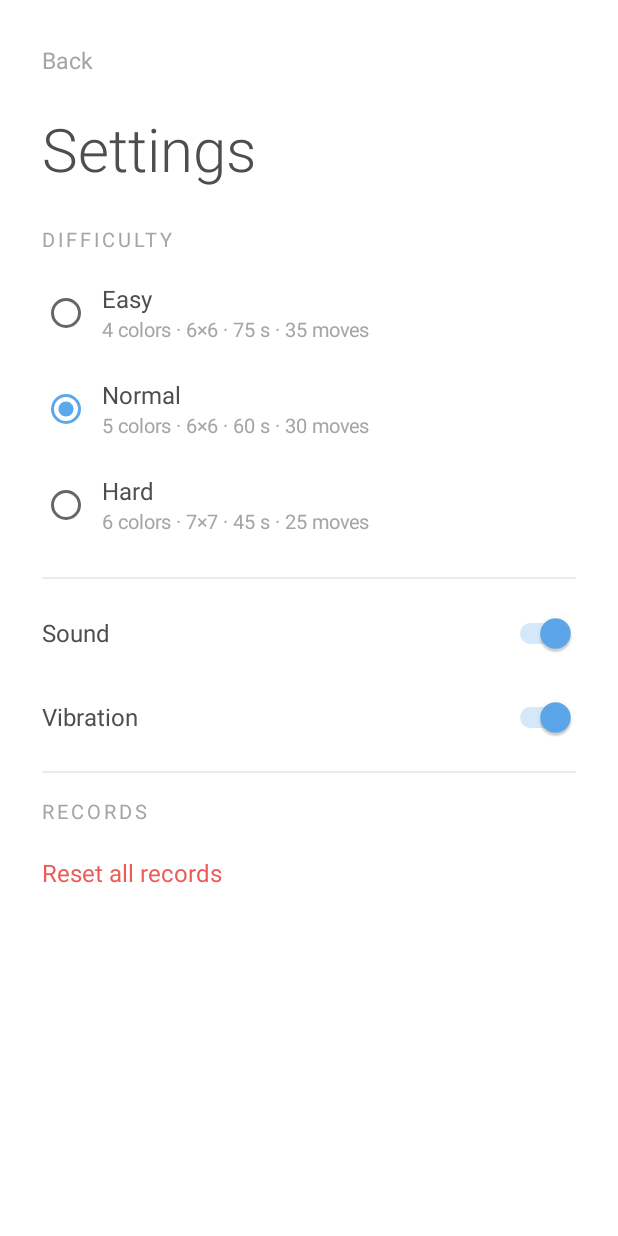
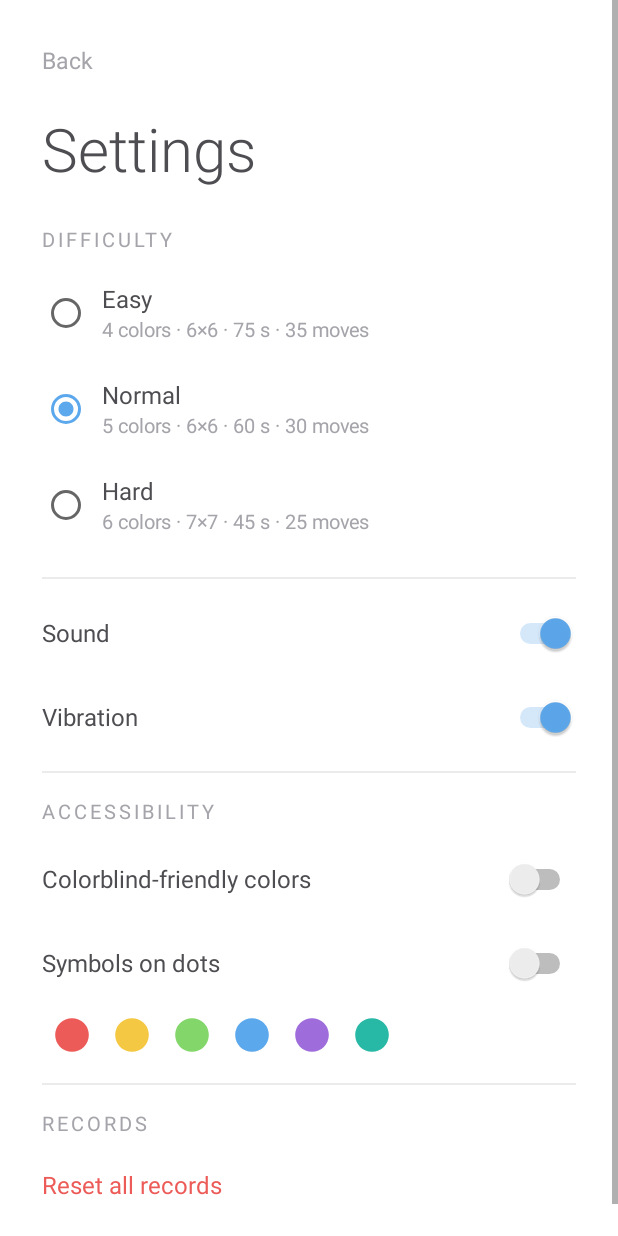
Before and after one commit to psIQos/spheres, an Android app: the screen it shows after launch (SettingsActivity), after a tap on "Settings", on a phone screen of 412 x 824 dp. Run offline under Robolectric (Android 15) with nearby library versions, the phone set to English and light mode, and no system bars.

Commit message:
Accessibility: colorblind-friendly colors and symbols on dots (refs #18)
Two independent switches in a new "Accessibility" section of the settings,
with a live preview row:

- Colorblind-friendly colors: a second palette in the same hue order whose
  six colors stay at least ΔE 30 apart under simulated protanopia,
  deuteranopia and tritanopia (standard blue/purple: ΔE 10 for deutans).
- Symbols on dots: each color carries its own shape (triangle, dot, square,
  plus, ring, star) in white or dark ink, whichever contrasts more; dots
  grow slightly to make room.

Palette moves into an Android-free file and gets unit tests; play.py
switches both on, checks palette and symbols on the board, then off again.

Co-Authored-By: Claude Opus 5.5 <noreply@anthropic.com>
Claude-Session: https://claude.ai/code/session_015hwSUVgPtCNbeCHzibKdWz

```diff
--- a/app/src/main/java/com/psiqos/spheres/DotRowView.kt
+++ b/app/src/main/java/com/psiqos/spheres/DotRowView.kt
@@ -5,19 +5,34 @@ import android.graphics.Canvas
 import android.graphics.Paint
 import android.util.AttributeSet
 import android.view.View
+import com.psiqos.spheres.game.DotSymbols
 import com.psiqos.spheres.game.Palette
 
-/** Decorative row of the five dot colors. */
+/** Decorative row of the dot colors. */
 class DotRowView @JvmOverloads constructor(context: Context, attrs: AttributeSet? = null) : View(context, attrs) {
     private val paint = Paint(Paint.ANTI_ALIAS_FLAG)
+    private val dotSymbols = DotSymbols()
+
+    var count = 5
+        set(value) {
+            field = value
+            invalidate()
+        }
+
+    /** Draws the dot symbols, as on the board when switched on in the settings. */
+    var symbols = false
+        set(value) {
+            field = value
+            invalidate()
+        }
 
     override fun onDraw(canvas: Canvas) {
-        val count = 5
         val step = width / count.toFloat()
         val radius = minOf(step * 0.28f, height / 2f)
         for (i in 0 until count) {
             paint.color = Palette.dot(i)
             canvas.drawCircle(step * (i + 0.5f), height / 2f, radius, paint)
+            if (symbols) dotSymbols.draw(canvas, i, step * (i + 0.5f), height / 2f, radius)
         }
     }
 }
--- a/app/src/main/java/com/psiqos/spheres/GameActivity.kt
+++ b/app/src/main/java/com/psiqos/spheres/GameActivity.kt
@@ -76,6 +76,7 @@ class GameActivity : Activity(), GameView.Listener {
 
     override fun onCreate(savedInstanceState: Bundle?) {
         super.onCreate(savedInstanceState)
+        Palette.colorblind = Prefs.colorblindColors(this) // before the views pick their colors
         setContentView(R.layout.activity_game)
         mode = runCatching { GameMode.valueOf(intent.getStringExtra(GameMode.EXTRA)!!) }.getOrDefault(GameMode.TIMED)
 
@@ -119,6 +120,7 @@ class GameActivity : Activity(), GameView.Listener {
         Sound.enabled = Prefs.soundEnabled(this)
         Sound.load(this)
         gameView.haptics.enabled = Prefs.vibrationEnabled(this)
+        gameView.symbols = Prefs.dotSymbols(this)
         gameView.listener = this
 
         val saved = Prefs.savedGame(this, mode)
--- a/app/src/main/java/com/psiqos/spheres/GameMode.kt
+++ b/app/src/main/java/com/psiqos/spheres/GameMode.kt
@@ -100,6 +100,18 @@ object Prefs {
 
     fun setSoundEnabled(context: Context, enabled: Boolean) =
         prefs(context).edit().putBoolean("sound", enabled).apply()
+
+    /** Colors that stay distinct with color blindness, see [com.psiqos.spheres.game.Palette.COLORBLIND]. */
+    fun colorblindColors(context: Context): Boolean = prefs(context).getBoolean("colorblind_colors", false)
+
+    fun setColorblindColors(context: Context, enabled: Boolean) =
+        prefs(context).edit().putBoolean("colorblind_colors", enabled).apply()
+
+    /** A symbol on each dot, so colors can be told apart by shape. */
+    fun dotSymbols(context: Context): Boolean = prefs(context).getBoolean("dot_symbols", false)
+
+    fun setDotSymbols(context: Context, enabled: Boolean) =
+        prefs(context).edit().putBoolean("dot_symbols", enabled).apply()
 }
 
 val Difficulty.label: Int
--- a/app/src/main/java/com/psiqos/spheres/MainActivity.kt
+++ b/app/src/main/java/com/psiqos/spheres/MainActivity.kt
@@ -5,6 +5,7 @@ import android.content.Intent
 import android.os.Bundle
 import android.view.View
 import android.widget.TextView
+import com.psiqos.spheres.game.Palette
 
 class MainActivity : Activity() {
 
@@ -48,6 +49,11 @@ class MainActivity : Activity() {
     }
 
     private fun refresh() {
+        Palette.colorblind = Prefs.colorblindColors(this)
+        findViewById<DotRowView>(R.id.dot_row).apply {
+            symbols = Prefs.dotSymbols(this@MainActivity)
+            invalidate()
+        }
         val difficulty = Prefs.difficulty(this)
         findViewById<TextView>(R.id.difficulty_summary).text =
             getString(R.string.difficulty, getString(difficulty.label))
--- a/app/src/main/java/com/psiqos/spheres/SettingsActivity.kt
+++ b/app/src/main/java/com/psiqos/spheres/SettingsActivity.kt
@@ -12,6 +12,7 @@ import android.widget.RadioGroup
 import android.widget.Switch
 import android.widget.Toast
 import com.psiqos.spheres.game.Haptics
+import com.psiqos.spheres.game.Palette
 
 class SettingsActivity : Activity() {
 
@@ -23,6 +24,7 @@ class SettingsActivity : Activity() {
 
     override fun onCreate(savedInstanceState: Bundle?) {
         super.onCreate(savedInstanceState)
+        Palette.colorblind = Prefs.colorblindColors(this)
         setContentView(R.layout.activity_settings)
 
         findViewById<android.view.View>(R.id.settings_back).setOnClickListener { finish() }
@@ -49,6 +51,26 @@ class SettingsActivity : Activity() {
             }
         }
 
+        val preview = findViewById<DotRowView>(R.id.accessibility_preview).apply {
+            count = Palette.STANDARD.size
+            symbols = Prefs.dotSymbols(this@SettingsActivity)
+        }
+        findViewById<Switch>(R.id.colorblind_switch).apply {
+            isChecked = Prefs.colorblindColors(this@SettingsActivity)
+            setOnCheckedChangeListener { _, on ->
+                Prefs.setColorblindColors(this@SettingsActivity, on)
+                Palette.colorblind = on
+                preview.invalidate()
+            }
+        }
+        findViewById<Switch>(R.id.symbols_switch).apply {
+            isChecked = Prefs.dotSymbols(this@SettingsActivity)
+            setOnCheckedChangeListener { _, on ->
+                Prefs.setDotSymbols(this@SettingsActivity, on)
+                preview.symbols = on
+            }
+        }
+
         findViewById<android.view.View>(R.id.reset_records).setOnClickListener {
             AlertDialog.Builder(this)
                 .setMessage(R.string.reset_records_confirm)
--- /dev/null
+++ b/app/src/main/java/com/psiqos/spheres/game/Palette.kt
@@ -0,0 +1,65 @@
+package com.psiqos.spheres.game
+
+import kotlin.math.pow
+
+/** Shape drawn on a dot so colors can be told apart without seeing them. */
+enum class Symbol { TRIANGLE, DOT, SQUARE, PLUS, RING, STAR }
+
+/** Dot colors. Android-free, so the colors can be checked in unit tests. */
+object Palette {
+    val STANDARD = intArrayOf(
+        0xFFEC5B57.toInt(), // red
+        0xFFF4C842.toInt(), // yellow
+        0xFF83D66A.toInt(), // green
+        0xFF5CA8EC.toInt(), // blue
+        0xFF9E6CDB.toInt(), // purple
+        0xFF27B9A6.toInt(), // teal (hard only), in the widest hue gap between green and blue
+    )
+
+    /**
+     * Same hues in the same order, chosen so that all six stay far apart in lightness or hue
+     * also for red-green (protan, deutan) and blue-yellow (tritan) color blindness.
+     */
+    val COLORBLIND = intArrayOf(
+        0xFFEE1A10.toInt(), // red
+        0xFFFFCD00.toInt(), // yellow
+        0xFF88B871.toInt(), // green
+        0xFF224DCE.toInt(), // blue
+        0xFFB00864.toInt(), // purple (magenta)
+        0xFF06E0FF.toInt(), // cyan
+    )
+
+    /** Switched in the settings. */
+    var colorblind = false
+
+    fun dot(index: Int): Int {
+        val dots = if (colorblind) COLORBLIND else STANDARD
+        return dots[index.mod(dots.size)]
+    }
+
+    fun symbol(index: Int): Symbol = Symbol.entries[index.mod(Symbol.entries.size)]
+
+    /** Color of a symbol on a dot of [color]: dark on light dots, white on dark ones. */
+    fun ink(color: Int): Int = if (contrast(color, WHITE) >= contrast(color, DARK)) WHITE else DARK
+
+    fun withAlpha(color: Int, alpha: Int): Int = (alpha.coerceIn(0, 255) shl 24) or (color and 0xFFFFFF)
+
+    /** Relative luminance (WCAG 2) of an opaque color. */
+    fun luminance(color: Int): Double {
+        fun channel(shift: Int): Double {
+            val c = (color shr shift and 0xFF) / 255.0
+            return if (c <= 0.04045) c / 12.92 else ((c + 0.055) / 1.055).pow(2.4)
+        }
+        return 0.2126 * channel(16) + 0.7152 * channel(8) + 0.0722 * channel(0)
+    }
+
+    /** Contrast ratio (WCAG 2) between two opaque colors, from 1 to 21. */
+    fun contrast(a: Int, b: Int): Double {
+        val la = luminance(a)
+        val lb = luminance(b)
+        return (maxOf(la, lb) + 0.05) / (minOf(la, lb) + 0.05)
+    }
+
+    private const val WHITE = 0xFFFFFFFF.toInt()
+    private const val DARK = 0xFF2E2E33.toInt()
+}
--- a/app/src/main/res/layout/activity_main.xml
+++ b/app/src/main/res/layout/activity_main.xml
@@ -17,6 +17,7 @@
         android:paddingBottom="24dp">
 
         <com.psiqos.spheres.DotRowView
+            android:id="@+id/dot_row"
             android:layout_width="200dp"
             android:layout_height="28dp" />
 
--- a/app/src/main/res/layout/activity_settings.xml
+++ b/app/src/main/res/layout/activity_settings.xml
@@ -87,6 +87,35 @@
         <TextView
             style="@style/HudLabel"
             android:layout_marginBottom="8dp"
+            android:text="@string/settings_accessibility" />
+
+        <Switch
+            android:id="@+id/colorblind_switch"
+            style="@style/SettingsSwitch"
+            android:text="@string/settings_colorblind" />
+
+        <Switch
+            android:id="@+id/symbols_switch"
+            style="@style/SettingsSwitch"
+            android:text="@string/settings_symbols" />
+
+        <com.psiqos.spheres.DotRowView
+            android:id="@+id/accessibility_preview"
+            android:layout_width="240dp"
+            android:layout_height="32dp"
+            android:layout_marginTop="4dp"
+            android:layout_marginBottom="8dp" />
+
+        <View
+            android:layout_width="match_parent"
+            android:layout_height="1dp"
+            android:layout_marginTop="8dp"
+            android:layout_marginBottom="16dp"
+            android:background="#14000000" />
+
+        <TextView
+            style="@style/HudLabel"
+            android:layout_marginBottom="8dp"
             android:text="@string/settings_records" />
 
         <TextView
--- a/app/src/main/res/values/strings.xml
+++ b/app/src/main/res/values/strings.xml
@@ -35,6 +35,9 @@
     <string name="difficulty_details">%1$d colors · %2$d×%2$d · %3$d s · %4$d moves</string>
     <string name="settings_sound">Sound</string>
     <string name="settings_vibration">Vibration</string>
+    <string name="settings_accessibility">Accessibility</string>
+    <string name="settings_colorblind">Colorblind-friendly colors</string>
+    <string name="settings_symbols">Symbols on dots</string>
     <string name="settings_records">Records</string>
     <string name="reset_records">Reset all records</string>
     <string name="reset_records_confirm">Delete the records of all modes and difficulties?</string>
```
Also changed, not shown: app/src/main/java/com/psiqos/spheres/game/DotSymbols.kt (added, +65 -0 lines), app/src/main/java/com/psiqos/spheres/game/GameView.kt (+17 -20 lines), 5 other files.
